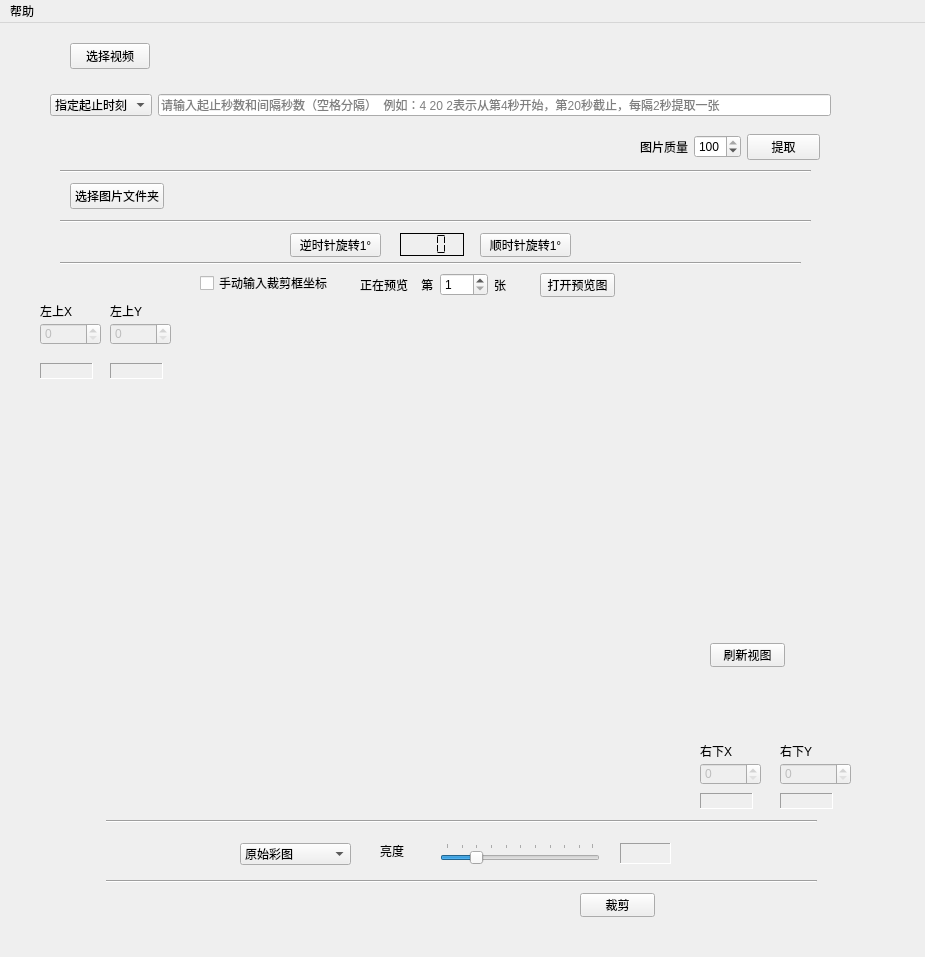
AsgeologeekFan/VideoFC, file main.ui: the form before one commit.
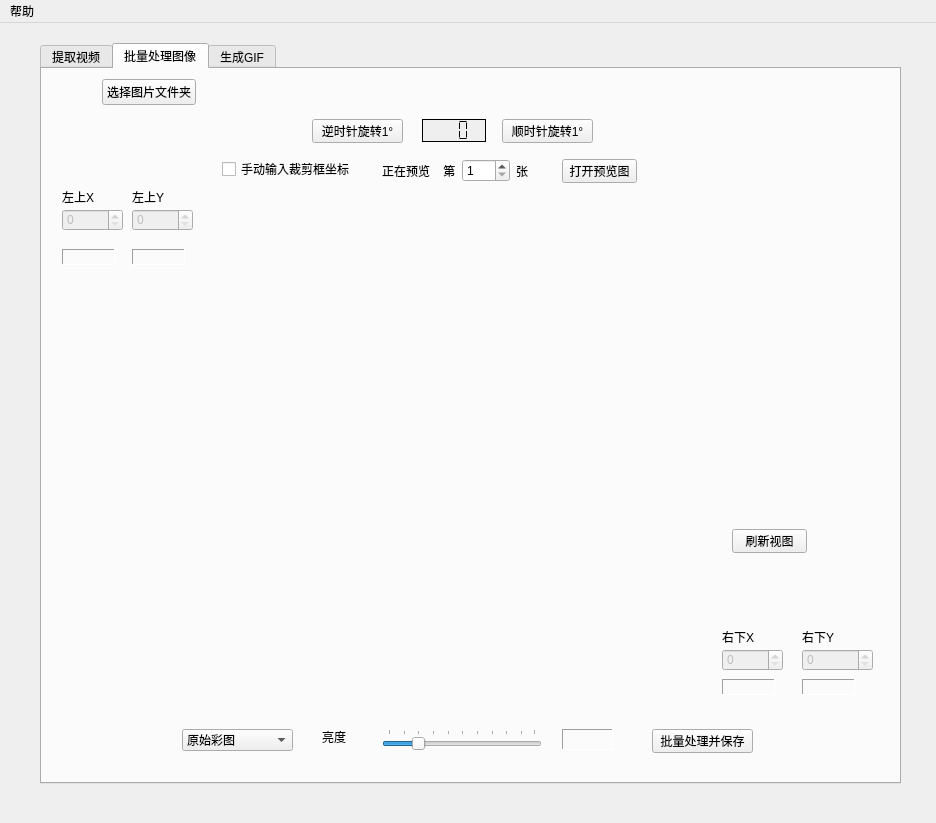
The form after the commit. The open tabs and pages were chosen to show the change. Custom widgets are drawn as their Qt base class.

Commit message: Add GIF Optimized layout Add file version info

```diff
--- a/main.ui
+++ b/main.ui
@@ -6,168 +6,57 @@
    <rect>
     <x>0</x>
     <y>0</y>
-    <width>925</width>
-    <height>957</height>
+    <width>936</width>
+    <height>823</height>
    </rect>
   </property>
   <property name="windowTitle">
    <string>VideoFC</string>
   </property>
   <widget class="QWidget" name="centralwidget">
-   <widget class="QSpinBox" name="spinBox_leftup_x">
-    <property name="enabled">
-     <bool>false</bool>
-    </property>
+   <widget class="QTabWidget" name="tabWidget">
     <property name="geometry">
      <rect>
       <x>40</x>
-      <y>300</y>
-      <width>61</width>
-      <height>22</height>
+      <y>20</y>
+      <width>861</width>
+      <height>741</height>
      </rect>
     </property>
-    <property name="maximum">
-     <number>9999</number>
+    <property name="currentIndex">
+     <number>0</number>
     </property>
-   </widget>
-   <widget class="QSpinBox" name="spinBox_leftup_y">
-    <property name="enabled">
-     <bool>false</bool>
-    </property>
-    <property name="geometry">
-     <rect>
-      <x>110</x>
-      <y>300</y>
-      <width>61</width>
-      <height>22</height>
-     </rect>
-    </property>
-    <property name="maximum">
-     <number>9999</number>
-    </property>
-   </widget>
-   <widget class="QSpinBox" name="spinBox_rightdown_y">
-    <property name="enabled">
-     <bool>false</bool>
-    </property>
-    <property name="geometry">
-     <rect>
-      <x>780</x>
-      <y>740</y>
-      <width>71</width>
-      <height>22</height>
-     </rect>
-    </property>
-    <property name="maximum">
-     <number>9999</number>
-    </property>
-   </widget>
-   <widget class="QSpinBox" name="spinBox_rightdown_x">
-    <property name="enabled">
-     <bool>false</bool>
-    </property>
-    <property name="geometry">
-     <rect>
-      <x>700</x>
-      <y>740</y>
-      <width>61</width>
-      <height>22</height>
-     </rect>
-    </property>
-    <property name="buttonSymbols">
-     <enum>QAbstractSpinBox::UpDownArrows</enum>
-    </property>
-    <property name="accelerated">
-     <bool>true</bool>
-    </property>
-    <property name="maximum">
-     <number>9999</number>
-    </property>
-   </widget>
-   <widget class="QLabel" name="label">
-    <property name="geometry">
-     <rect>
-      <x>40</x>
-      <y>280</y>
-      <width>53</width>
-      <height>16</height>
-     </rect>
-    </property>
-    <property name="text">
-     <string>左上X</string>
-    </property>
-   </widget>
-   <widget class="QLabel" name="label_2">
-    <property name="geometry">
-     <rect>
-      <x>110</x>
-      <y>280</y>
-      <width>53</width>
-      <height>16</height>
-     </rect>
-    </property>
-    <property name="text">
-     <string>左上Y</string>
-    </property>
-   </widget>
-   <widget class="QLabel" name="label_3">
-    <property name="geometry">
-     <rect>
-      <x>700</x>
-      <y>720</y>
-      <width>53</width>
-      <height>16</height>
-     </rect>
-    </property>
-    <property name="text">
-     <string>右下X</string>
-    </property>
-   </widget>
-   <widget class="QLabel" name="label_4">
-    <property name="geometry">
-     <rect>
-      <x>780</x>
-      <y>720</y>
-      <width>53</width>
-      <height>16</height>
-     </rect>
-    </property>
-    <property name="text">
-     <string>右下Y</string>
-    </property>
-   </widget>
-   <widget class="QPushButton" name="pushButton_crop">
-    <property name="geometry">
-     <rect>
-      <x>580</x>
-      <y>870</y>
-      <width>75</width>
-      <height>24</height>
-     </rect>
-    </property>
-    <property name="text">
-     <string>裁剪</string>
-    </property>
-   </widget>
+    <widget class="QWidget" name="tabWidgetPage1">
+     <attribute name="title">
+      <string>提取视频</string>
+     </attribute>
    <widget class="QWidget" name="layoutWidget">
     <property name="geometry">
      <rect>
-      <x>70</x>
-      <y>160</y>
-      <width>700</width>
-      <height>26</height>
-     </rect>
-    </property>
-    <layout class="QHBoxLayout" name="horizontalLayout">
+        <x>80</x>
+        <y>90</y>
+        <width>685</width>
+        <height>221</height>
+       </rect>
+      </property>
+      <layout class="QVBoxLayout" name="verticalLayout">
      <item>
-      <widget class="QPushButton" name="pushButton_choose">
+        <layout class="QHBoxLayout" name="horizontalLayout_2">
+         <item>
+          <widget class="QPushButton" name="pushButton_video">
        <property name="text">
-        <string>选择图片文件夹</string>
+            <string>选择视频</string>
+           </property>
+           <property name="checkable">
+            <bool>false</bool>
+           </property>
+           <property name="checked">
+            <bool>false</bool>
        </property>
       </widget>
      </item>
      <item>
-      <widget class="QLabel" name="label_path">
+          <widget class="QLabel" name="label_videopath">
        <property name="minimumSize">
         <size>
          <width>600</width>
@@ -180,12 +69,204 @@
       </widget>
      </item>
     </layout>
+       </item>
+       <item>
+        <layout class="QHBoxLayout" name="horizontalLayout_4">
+         <item>
+          <widget class="QComboBox" name="comboBox_extract_method">
+           <item>
+            <property name="text">
+             <string>指定起止时刻</string>
+            </property>
+           </item>
+           <item>
+            <property name="text">
+             <string>提取特定秒</string>
+            </property>
+           </item>
+           <item>
+            <property name="text">
+             <string>提取特定帧</string>
+            </property>
+           </item>
+          </widget>
+         </item>
+         <item>
+          <widget class="QLineEdit" name="lineEdit">
+           <property name="enabled">
+            <bool>true</bool>
+           </property>
+           <property name="text">
+            <string/>
+           </property>
+           <property name="placeholderText">
+            <string>请输入起止秒数和间隔秒数（空格分隔）  例如：4 20 2表示从第4秒开始，第20秒截止，每隔2秒提取一张</string>
+           </property>
+          </widget>
+         </item>
+        </layout>
+       </item>
+       <item>
+        <layout class="QHBoxLayout" name="horizontalLayout_9">
+         <item>
+          <layout class="QHBoxLayout" name="horizontalLayout_8">
+           <item>
+            <spacer name="horizontalSpacer_2">
+             <property name="orientation">
+              <enum>Qt::Horizontal</enum>
+             </property>
+             <property name="sizeHint" stdset="0">
+              <size>
+               <width>40</width>
+               <height>20</height>
+              </size>
+             </property>
+            </spacer>
+           </item>
+           <item>
+            <widget class="QLabel" name="label_7">
+             <property name="maximumSize">
+              <size>
+               <width>150</width>
+               <height>16777215</height>
+              </size>
+             </property>
+             <property name="text">
+              <string>图片尺寸</string>
+             </property>
+            </widget>
+           </item>
+           <item>
+            <widget class="QLineEdit" name="lineEdit_length">
+             <property name="maximumSize">
+              <size>
+               <width>80</width>
+               <height>16777215</height>
+              </size>
+             </property>
+             <property name="inputMask">
+              <string/>
+             </property>
+             <property name="placeholderText">
+              <string>长边像素</string>
+             </property>
+            </widget>
+           </item>
+           <item>
+            <widget class="QLabel" name="label_8">
+             <property name="text">
+              <string>×</string>
+             </property>
+            </widget>
+           </item>
+           <item>
+            <widget class="QLineEdit" name="lineEdit_width">
+             <property name="maximumSize">
+              <size>
+               <width>80</width>
+               <height>16777215</height>
+              </size>
+             </property>
+             <property name="inputMask">
+              <string/>
+             </property>
+             <property name="placeholderText">
+              <string>短边像素</string>
+             </property>
+            </widget>
+           </item>
+          </layout>
+         </item>
+         <item>
+          <spacer name="horizontalSpacer">
+           <property name="orientation">
+            <enum>Qt::Horizontal</enum>
+           </property>
+           <property name="sizeHint" stdset="0">
+            <size>
+             <width>40</width>
+             <height>20</height>
+            </size>
+           </property>
+          </spacer>
+         </item>
+         <item>
+          <layout class="QHBoxLayout" name="horizontalLayout_5">
+           <item>
+            <widget class="QLabel" name="label_9">
+             <property name="text">
+              <string>图片质量</string>
+             </property>
+            </widget>
+           </item>
+           <item>
+            <widget class="QSpinBox" name="spinBox_quality">
+             <property name="maximum">
+              <number>100</number>
+             </property>
+             <property name="value">
+              <number>100</number>
+             </property>
+            </widget>
+           </item>
+           <item>
+            <spacer name="horizontalSpacer_3">
+             <property name="orientation">
+              <enum>Qt::Horizontal</enum>
+             </property>
+             <property name="sizeHint" stdset="0">
+              <size>
+               <width>40</width>
+               <height>20</height>
+              </size>
+             </property>
+            </spacer>
+           </item>
+           <item>
+            <widget class="QPushButton" name="pushButton_extract">
+             <property name="text">
+              <string>提取</string>
+             </property>
+            </widget>
+           </item>
+          </layout>
+         </item>
+        </layout>
+       </item>
+      </layout>
+     </widget>
+    </widget>
+    <widget class="QWidget" name="tabWidgetPage2">
+     <attribute name="title">
+      <string>批量处理图像</string>
+     </attribute>
+     <widget class="QLabel" name="label_5">
+      <property name="geometry">
+       <rect>
+        <x>520</x>
+        <y>660</y>
+        <width>51</width>
+        <height>21</height>
+       </rect>
+      </property>
+      <property name="autoFillBackground">
+       <bool>false</bool>
+      </property>
+      <property name="frameShape">
+       <enum>QFrame::Panel</enum>
+      </property>
+      <property name="frameShadow">
+       <enum>QFrame::Sunken</enum>
+      </property>
+      <property name="text">
+       <string/>
+      </property>
    </widget>
    <widget class="QPushButton" name="pushButton_rotate_shun">
     <property name="geometry">
      <rect>
-      <x>480</x>
-      <y>210</y>
+        <x>460</x>
+        <y>50</y>
       <width>91</width>
       <height>24</height>
      </rect>
@@ -197,82 +278,11 @@
      <bool>true</bool>
     </property>
    </widget>
-   <widget class="QPushButton" name="pushButton_rotate_ni">
-    <property name="geometry">
-     <rect>
-      <x>290</x>
-      <y>210</y>
-      <width>91</width>
-      <height>24</height>
-     </rect>
-    </property>
-    <property name="text">
-     <string>逆时针旋转1°</string>
-    </property>
-    <property name="checkable">
-     <bool>false</bool>
-    </property>
-    <property name="autoRepeat">
-     <bool>true</bool>
-    </property>
-   </widget>
-   <widget class="Line" name="line">
-    <property name="geometry">
-     <rect>
-      <x>60</x>
-      <y>190</y>
-      <width>751</width>
-      <height>16</height>
-     </rect>
-    </property>
-    <property name="orientation">
-     <enum>Qt::Horizontal</enum>
-    </property>
-   </widget>
-   <widget class="Line" name="line_2">
-    <property name="geometry">
-     <rect>
-      <x>60</x>
-      <y>230</y>
-      <width>741</width>
-      <height>20</height>
-     </rect>
-    </property>
-    <property name="orientation">
-     <enum>Qt::Horizontal</enum>
-    </property>
-   </widget>
-   <widget class="Line" name="line_3">
-    <property name="geometry">
-     <rect>
-      <x>106</x>
-      <y>790</y>
-      <width>711</width>
-      <height>16</height>
-     </rect>
-    </property>
-    <property name="orientation">
-     <enum>Qt::Horizontal</enum>
-    </property>
-   </widget>
-   <widget class="Line" name="line_4">
-    <property name="geometry">
-     <rect>
-      <x>106</x>
-      <y>850</y>
-      <width>711</width>
-      <height>16</height>
-     </rect>
-    </property>
-    <property name="orientation">
-     <enum>Qt::Horizontal</enum>
-    </property>
-   </widget>
    <widget class="QLCDNumber" name="lcdNumber">
     <property name="geometry">
      <rect>
-      <x>400</x>
-      <y>210</y>
+        <x>380</x>
+        <y>50</y>
       <width>64</width>
       <height>23</height>
      </rect>
@@ -311,35 +321,143 @@
      <number>0</number>
     </property>
    </widget>
-   <widget class="QComboBox" name="comboBox">
+     <widget class="QSpinBox" name="spinBox_rightdown_y">
+      <property name="enabled">
+       <bool>false</bool>
+      </property>
     <property name="geometry">
      <rect>
-      <x>240</x>
-      <y>820</y>
-      <width>111</width>
+        <x>760</x>
+        <y>580</y>
+        <width>71</width>
       <height>22</height>
      </rect>
     </property>
+      <property name="maximum">
+       <number>9999</number>
+      </property>
+     </widget>
+     <widget class="QSpinBox" name="spinBox_rightdown_x">
+      <property name="enabled">
+       <bool>false</bool>
+      </property>
+      <property name="geometry">
+       <rect>
+        <x>680</x>
+        <y>580</y>
+        <width>61</width>
+        <height>22</height>
+       </rect>
+      </property>
+      <property name="buttonSymbols">
+       <enum>QAbstractSpinBox::UpDownArrows</enum>
+      </property>
+      <property name="accelerated">
+       <bool>true</bool>
+      </property>
+      <property name="maximum">
+       <number>9999</number>
+      </property>
+     </widget>
+     <widget class="QSpinBox" name="spinBox_leftup_x">
+      <property name="enabled">
+       <bool>false</bool>
+      </property>
+      <property name="geometry">
+       <rect>
+        <x>20</x>
+        <y>140</y>
+        <width>61</width>
+        <height>22</height>
+       </rect>
+      </property>
+      <property name="maximum">
+       <number>9999</number>
+      </property>
+     </widget>
+     <widget class="QWidget" name="layoutWidget">
+      <property name="geometry">
+       <rect>
+        <x>60</x>
+        <y>10</y>
+        <width>700</width>
+        <height>26</height>
+       </rect>
+      </property>
+      <layout class="QHBoxLayout" name="horizontalLayout">
     <item>
+        <widget class="QPushButton" name="pushButton_choose">
      <property name="text">
-      <string>原始彩图</string>
-     </property>
+          <string>选择图片文件夹</string>
+         </property>
+        </widget>
     </item>
     <item>
+        <widget class="QLabel" name="label_path">
+         <property name="minimumSize">
+          <size>
+           <width>600</width>
+           <height>0</height>
+          </size>
+         </property>
      <property name="text">
-      <string>灰度处理</string>
-     </property>
-    </item>
-    <item>
+          <string/>
+         </property>
+        </widget>
+       </item>
+      </layout>
+     </widget>
+     <widget class="QLabel" name="label_adjustpara">
+      <property name="geometry">
+       <rect>
+        <x>280</x>
+        <y>660</y>
+        <width>53</width>
+        <height>16</height>
+       </rect>
+      </property>
      <property name="text">
-      <string>二值化处理</string>
-     </property>
-    </item>
-    <item>
+       <string>亮度</string>
+      </property>
+     </widget>
+     <widget class="QPushButton" name="pushButton_crop">
+      <property name="geometry">
+       <rect>
+        <x>610</x>
+        <y>660</y>
+        <width>101</width>
+        <height>24</height>
+       </rect>
+      </property>
      <property name="text">
-      <string>反相处理</string>
-     </property>
-    </item>
+       <string>批量处理并保存</string>
+      </property>
+     </widget>
+     <widget class="QPushButton" name="pushButton_refresh">
+      <property name="geometry">
+       <rect>
+        <x>690</x>
+        <y>460</y>
+        <width>75</width>
+        <height>24</height>
+       </rect>
+      </property>
+      <property name="text">
+       <string>刷新视图</string>
+      </property>
+     </widget>
+     <widget class="QLabel" name="label">
+      <property name="geometry">
+       <rect>
+        <x>20</x>
+        <y>120</y>
+        <width>53</width>
+        <height>16</height>
+       </rect>
+      </property>
+      <property name="text">
+       <string>左上X</string>
+      </property>
    </widget>
    <widget class="QSlider" name="horizontalSlider">
     <property name="enabled">
@@ -347,8 +465,8 @@
     </property>
     <property name="geometry">
      <rect>
-      <x>440</x>
-      <y>820</y>
+        <x>340</x>
+        <y>660</y>
       <width>160</width>
       <height>22</height>
      </rect>
@@ -366,97 +484,50 @@
      <enum>QSlider::TicksAbove</enum>
     </property>
    </widget>
-   <widget class="QLabel" name="label_adjustpara">
+     <widget class="QPushButton" name="pushButton_preview">
     <property name="geometry">
      <rect>
-      <x>380</x>
-      <y>820</y>
+        <x>520</x>
+        <y>90</y>
+        <width>75</width>
+        <height>24</height>
+       </rect>
+      </property>
+      <property name="text">
+       <string>打开预览图</string>
+      </property>
+     </widget>
+     <widget class="QCheckBox" name="checkBox">
+      <property name="geometry">
+       <rect>
+        <x>180</x>
+        <y>90</y>
+        <width>141</width>
+        <height>20</height>
+       </rect>
+      </property>
+      <property name="text">
+       <string>手动输入裁剪框坐标</string>
+      </property>
+     </widget>
+     <widget class="QLabel" name="label_4">
+      <property name="geometry">
+       <rect>
+        <x>760</x>
+        <y>560</y>
       <width>53</width>
       <height>16</height>
      </rect>
     </property>
     <property name="text">
-     <string>亮度</string>
-    </property>
-   </widget>
-   <widget class="QLabel" name="label_5">
-    <property name="geometry">
-     <rect>
-      <x>620</x>
-      <y>820</y>
-      <width>51</width>
-      <height>21</height>
-     </rect>
-    </property>
-    <property name="autoFillBackground">
-     <bool>false</bool>
-    </property>
-    <property name="frameShape">
-     <enum>QFrame::Panel</enum>
-    </property>
-    <property name="frameShadow">
-     <enum>QFrame::Sunken</enum>
-    </property>
-    <property name="text">
-     <string/>
-    </property>
-   </widget>
-   <widget class="Line" name="line_5">
-    <property name="geometry">
-     <rect>
-      <x>60</x>
-      <y>140</y>
-      <width>751</width>
-      <height>16</height>
-     </rect>
-    </property>
-    <property name="orientation">
-     <enum>Qt::Horizontal</enum>
-    </property>
-   </widget>
+       <string>右下Y</string>
+      </property>
+     </widget>
    <widget class="QWidget" name="layoutWidget">
     <property name="geometry">
      <rect>
-      <x>70</x>
-      <y>20</y>
-      <width>683</width>
-      <height>26</height>
-     </rect>
-    </property>
-    <layout class="QHBoxLayout" name="horizontalLayout_2">
-     <item>
-      <widget class="QPushButton" name="pushButton_video">
-       <property name="text">
-        <string>选择视频</string>
-       </property>
-       <property name="checkable">
-        <bool>false</bool>
-       </property>
-       <property name="checked">
-        <bool>false</bool>
-       </property>
-      </widget>
-     </item>
-     <item>
-      <widget class="QLabel" name="label_videopath">
-       <property name="minimumSize">
-        <size>
-         <width>600</width>
-         <height>0</height>
-        </size>
-       </property>
-       <property name="text">
-        <string/>
-       </property>
-      </widget>
-     </item>
-    </layout>
-   </widget>
-   <widget class="QWidget" name="layoutWidget">
-    <property name="geometry">
-     <rect>
-      <x>360</x>
-      <y>250</y>
+        <x>340</x>
+        <y>90</y>
       <width>182</width>
       <height>23</height>
      </rect>
@@ -494,53 +565,150 @@
      </item>
     </layout>
    </widget>
-   <widget class="QPushButton" name="pushButton_preview">
+     <widget class="QLabel" name="label_rightdowny">
     <property name="geometry">
      <rect>
-      <x>540</x>
-      <y>250</y>
-      <width>75</width>
+        <x>760</x>
+        <y>610</y>
+        <width>53</width>
+        <height>16</height>
+       </rect>
+      </property>
+      <property name="frameShape">
+       <enum>QFrame::Panel</enum>
+      </property>
+      <property name="frameShadow">
+       <enum>QFrame::Sunken</enum>
+      </property>
+      <property name="text">
+       <string/>
+      </property>
+     </widget>
+     <widget class="QLabel" name="label_2">
+      <property name="geometry">
+       <rect>
+        <x>90</x>
+        <y>120</y>
+        <width>53</width>
+        <height>16</height>
+       </rect>
+      </property>
+      <property name="text">
+       <string>左上Y</string>
+      </property>
+     </widget>
+     <widget class="QPushButton" name="pushButton_rotate_ni">
+      <property name="geometry">
+       <rect>
+        <x>270</x>
+        <y>50</y>
+        <width>91</width>
       <height>24</height>
      </rect>
     </property>
     <property name="text">
-     <string>打开预览图</string>
+       <string>逆时针旋转1°</string>
+      </property>
+      <property name="checkable">
+       <bool>false</bool>
+      </property>
+      <property name="autoRepeat">
+       <bool>true</bool>
+      </property>
+     </widget>
+     <widget class="QLabel" name="label_leftupx">
+      <property name="geometry">
+       <rect>
+        <x>20</x>
+        <y>180</y>
+        <width>53</width>
+        <height>16</height>
+       </rect>
+      </property>
+      <property name="frameShape">
+       <enum>QFrame::Panel</enum>
+      </property>
+      <property name="frameShadow">
+       <enum>QFrame::Sunken</enum>
+      </property>
+      <property name="text">
+       <string/>
+      </property>
+     </widget>
+     <widget class="QComboBox" name="comboBox">
+      <property name="geometry">
+       <rect>
+        <x>140</x>
+        <y>660</y>
+        <width>111</width>
+        <height>22</height>
+       </rect>
+      </property>
+      <item>
+       <property name="text">
+        <string>原始彩图</string>
+       </property>
+      </item>
+      <item>
+       <property name="text">
+        <string>灰度处理</string>
+       </property>
+      </item>
+      <item>
+       <property name="text">
+        <string>二值化处理</string>
+       </property>
+      </item>
+      <item>
+       <property name="text">
+        <string>反相处理</string>
+       </property>
+      </item>
+     </widget>
+     <widget class="QSpinBox" name="spinBox_leftup_y">
+      <property name="enabled">
+       <bool>false</bool>
+      </property>
+      <property name="geometry">
+       <rect>
+        <x>90</x>
+        <y>140</y>
+        <width>61</width>
+        <height>22</height>
+       </rect>
+      </property>
+      <property name="maximum">
+       <number>9999</number>
     </property>
    </widget>
    <widget class="MplWidget" name="MplWidget" native="true">
     <property name="geometry">
      <rect>
-      <x>180</x>
-      <y>280</y>
+        <x>160</x>
+        <y>120</y>
       <width>500</width>
       <height>500</height>
      </rect>
     </property>
    </widget>
-   <widget class="QLabel" name="label_leftupx">
+     <widget class="QLabel" name="label_3">
     <property name="geometry">
      <rect>
-      <x>40</x>
-      <y>340</y>
+        <x>680</x>
+        <y>560</y>
       <width>53</width>
       <height>16</height>
      </rect>
     </property>
-    <property name="frameShape">
-     <enum>QFrame::Panel</enum>
-    </property>
-    <property name="frameShadow">
-     <enum>QFrame::Sunken</enum>
-    </property>
     <property name="text">
-     <string/>
+       <string>右下X</string>
     </property>
    </widget>
    <widget class="QLabel" name="label_leftupy">
     <property name="geometry">
      <rect>
-      <x>110</x>
-      <y>340</y>
+        <x>90</x>
+        <y>180</y>
       <width>53</width>
       <height>16</height>
      </rect>
@@ -558,8 +726,8 @@
    <widget class="QLabel" name="label_rightdownx">
     <property name="geometry">
      <rect>
-      <x>700</x>
-      <y>770</y>
+        <x>680</x>
+        <y>610</y>
       <width>53</width>
       <height>16</height>
      </rect>
@@ -574,105 +742,59 @@
      <string/>
     </property>
    </widget>
-   <widget class="QLabel" name="label_rightdowny">
+    </widget>
+    <widget class="QWidget" name="tabWidgetPage3">
+     <attribute name="title">
+      <string>生成GIF</string>
+     </attribute>
+     <widget class="QLabel" name="gif_display">
     <property name="geometry">
      <rect>
-      <x>780</x>
-      <y>770</y>
-      <width>53</width>
-      <height>16</height>
+        <x>60</x>
+        <y>100</y>
+        <width>641</width>
+        <height>531</height>
      </rect>
     </property>
     <property name="frameShape">
-     <enum>QFrame::Panel</enum>
+       <enum>QFrame::Box</enum>
     </property>
     <property name="frameShadow">
      <enum>QFrame::Sunken</enum>
     </property>
-    <property name="text">
-     <string/>
-    </property>
-   </widget>
-   <widget class="QCheckBox" name="checkBox">
-    <property name="geometry">
-     <rect>
-      <x>200</x>
-      <y>250</y>
-      <width>141</width>
-      <height>20</height>
-     </rect>
-    </property>
+      <property name="midLineWidth">
+       <number>0</number>
+      </property>
     <property name="text">
-     <string>手动输入裁剪框坐标</string>
-    </property>
-   </widget>
-   <widget class="QPushButton" name="pushButton_refresh">
+       <string>GIF预览区</string>
+      </property>
+      <property name="alignment">
+       <set>Qt::AlignCenter</set>
+      </property>
+     </widget>
+     <widget class="QPushButton" name="pushButton_gif_save">
     <property name="geometry">
      <rect>
-      <x>710</x>
-      <y>620</y>
+        <x>730</x>
+        <y>600</y>
       <width>75</width>
       <height>24</height>
      </rect>
     </property>
     <property name="text">
-     <string>刷新视图</string>
+       <string>保存GIF</string>
     </property>
    </widget>
    <widget class="QWidget" name="layoutWidget">
     <property name="geometry">
      <rect>
-      <x>50</x>
-      <y>70</y>
-      <width>781</width>
-      <height>24</height>
-     </rect>
-    </property>
-    <layout class="QHBoxLayout" name="horizontalLayout_4">
-     <item>
-      <widget class="QComboBox" name="comboBox_extract_method">
-       <item>
-        <property name="text">
-         <string>指定起止时刻</string>
-        </property>
-       </item>
-       <item>
-        <property name="text">
-         <string>提取特定秒</string>
-        </property>
-       </item>
-       <item>
-        <property name="text">
-         <string>提取特定帧</string>
-        </property>
-       </item>
-      </widget>
-     </item>
-     <item>
-      <widget class="QLineEdit" name="lineEdit">
-       <property name="enabled">
-        <bool>true</bool>
-       </property>
-       <property name="text">
-        <string/>
-       </property>
-       <property name="placeholderText">
-        <string>请输入起止秒数和间隔秒数（空格分隔）  例如：4 20 2表示从第4秒开始，第20秒截止，每隔2秒提取一张</string>
-       </property>
-      </widget>
-     </item>
-    </layout>
-   </widget>
-   <widget class="QWidget" name="">
-    <property name="geometry">
-     <rect>
-      <x>640</x>
-      <y>111</y>
-      <width>180</width>
+        <x>170</x>
+        <y>60</y>
+        <width>401</width>
       <height>26</height>
      </rect>
     </property>
-    <layout class="QHBoxLayout" name="horizontalLayout_5">
+      <layout class="QHBoxLayout" name="horizontalLayout_6">
      <item>
       <widget class="QLabel" name="label_9">
        <property name="text">
@@ -699,47 +821,47 @@
      </item>
     </layout>
    </widget>
-   <zorder>layoutWidget</zorder>
-   <zorder>layoutWidget</zorder>
-   <zorder>layoutWidget</zorder>
-   <zorder>layoutWidget</zorder>
-   <zorder>spinBox_leftup_x</zorder>
-   <zorder>spinBox_leftup_y</zorder>
-   <zorder>spinBox_rightdown_y</zorder>
-   <zorder>spinBox_rightdown_x</zorder>
-   <zorder>label</zorder>
-   <zorder>label_2</zorder>
-   <zorder>label_3</zorder>
-   <zorder>label_4</zorder>
-   <zorder>pushButton_crop</zorder>
-   <zorder>layoutWidget</zorder>
-   <zorder>pushButton_rotate_shun</zorder>
-   <zorder>pushButton_rotate_ni</zorder>
-   <zorder>line</zorder>
-   <zorder>line_2</zorder>
-   <zorder>line_3</zorder>
-   <zorder>line_4</zorder>
-   <zorder>lcdNumber</zorder>
-   <zorder>comboBox</zorder>
-   <zorder>horizontalSlider</zorder>
-   <zorder>label_adjustpara</zorder>
-   <zorder>label_5</zorder>
-   <zorder>line_5</zorder>
-   <zorder>pushButton_preview</zorder>
-   <zorder>MplWidget</zorder>
-   <zorder>label_leftupx</zorder>
-   <zorder>label_leftupy</zorder>
-   <zorder>label_rightdownx</zorder>
-   <zorder>label_rightdowny</zorder>
-   <zorder>checkBox</zorder>
-   <zorder>pushButton_refresh</zorder>
+     <widget class="QWidget" name="layoutWidget">
+      <property name="geometry">
+       <rect>
+        <x>60</x>
+        <y>20</y>
+        <width>721</width>
+        <height>26</height>
+       </rect>
+      </property>
+      <layout class="QHBoxLayout" name="horizontalLayout_7">
+       <item>
+        <widget class="QPushButton" name="pushButton_gif_home">
+         <property name="maximumSize">
+          <size>
+           <width>120</width>
+           <height>16777215</height>
+          </size>
+         </property>
+         <property name="text">
+          <string>选择GIF素材文件夹</string>
+         </property>
+        </widget>
+       </item>
+       <item>
+        <widget class="QLabel" name="label_GIFhome">
+         <property name="text">
+          <string/>
+         </property>
+        </widget>
+       </item>
+      </layout>
+     </widget>
+    </widget>
+   </widget>
   </widget>
   <widget class="QMenuBar" name="menubar">
    <property name="geometry">
     <rect>
      <x>0</x>
      <y>0</y>
-     <width>925</width>
+     <width>936</width>
      <height>22</height>
     </rect>
    </property>
```
Left out of the diff: 45 changed lines with no effect on the pictures. Lines whose indentation alone changed are shown as unchanged. The commit also changes 4 other files.
